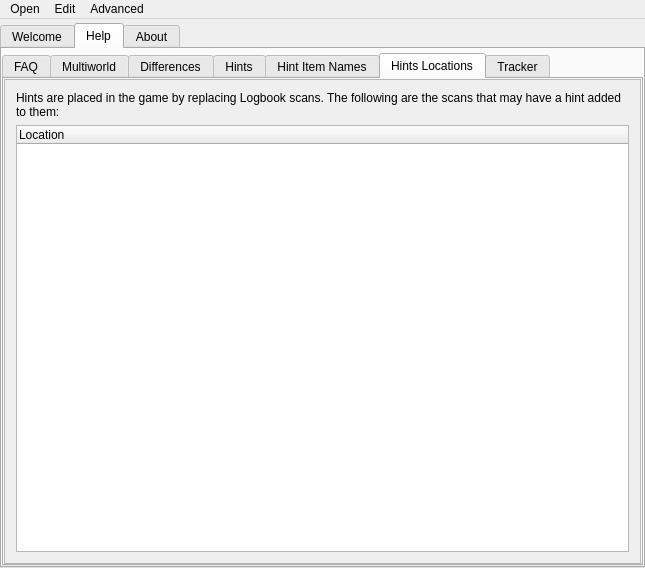
This is randovania/gui/ui_files/main_window.ui in randovania/randovania as Qt 5 draws it before an edit. The edited form follows.
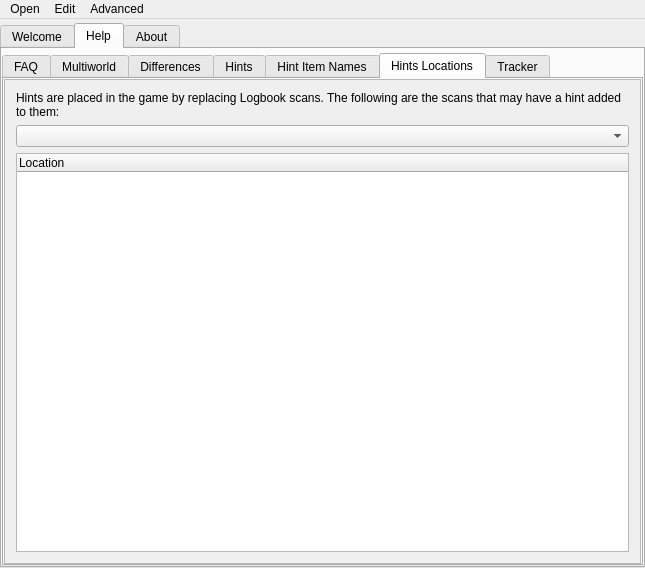
This is the edited form. The open tabs and pages were chosen to show the change. Icons and pictures are not drawn.

Commit message: Move hints_text from MainWindow

Diff of the .ui file:
```diff
--- a/randovania/gui/ui_files/main_window.ui
+++ b/randovania/gui/ui_files/main_window.ui
@@ -978,8 +978,8 @@
                 <rect>
                  <x>0</x>
                  <y>0</y>
-                 <width>98</width>
-                 <height>342</height>
+                 <width>631</width>
+                 <height>473</height>
                 </rect>
                </property>
                <layout class="QVBoxLayout" name="hint_scroll_layout">
@@ -996,6 +996,9 @@
                   </property>
                  </widget>
                 </item>
+                <item>
+                 <widget class="QComboBox" name="hint_location_game_combo"/>
+                </item>
                 <item>
                  <widget class="QTreeWidget" name="hint_tree_widget">
                   <column>
```
Left out of the diff: 32 changed lines with no effect on the pictures. The commit also changes 3 other files.
